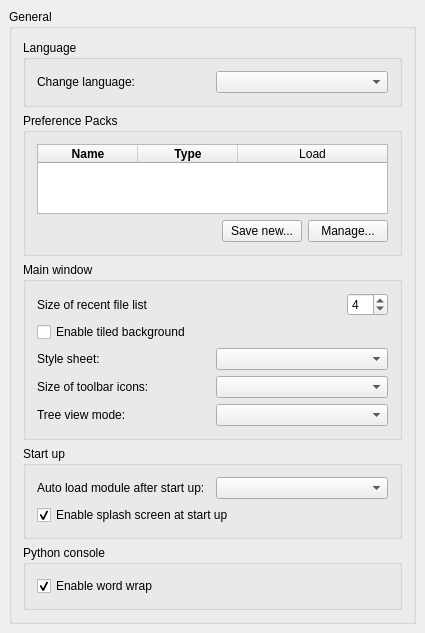
First picture: the form in src/Gui/DlgGeneral.ui, repository southseact-3d/fcd, before the edit.
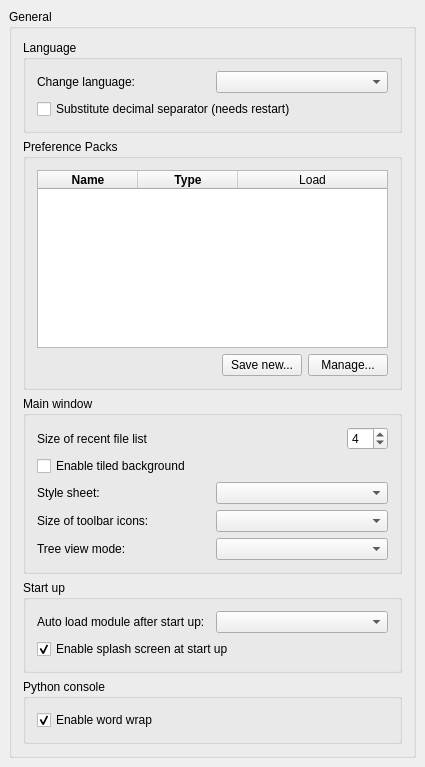
Second picture: the form after the edit. Custom widgets are drawn as their Qt base class.

Commit message: [Gui] Decimal separator substitution : add option in Preferences

Diff of the .ui file:
```diff
--- a/src/Gui/DlgGeneral.ui
+++ b/src/Gui/DlgGeneral.ui
@@ -7,7 +7,7 @@
     <x>0</x>
     <y>0</y>
     <width>425</width>
-    <height>578</height>
+    <height>767</height>
    </rect>
   </property>
   <property name="windowTitle">
@@ -89,6 +89,22 @@
            </item>
           </layout>
          </item>
+         <item row="1" column="0">
+          <widget class="Gui::PrefCheckBox" name="SubstituteDecimal">
+           <property name="toolTip">
+            <string>If enabled, numerical keypad decimal separator will be substituted with locale separator</string>
+           </property>
+           <property name="text">
+            <string>Substitute decimal separator (needs restart)</string>
+           </property>
+           <property name="prefEntry" stdset="0">
+            <cstring>SubstituteDecimalSeparator</cstring>
+           </property>
+           <property name="prefPath" stdset="0">
+            <cstring>General</cstring>
+           </property>
+          </widget>
+         </item>
         </layout>
        </widget>
       </item>
```
The commit also changes 1 other file.
